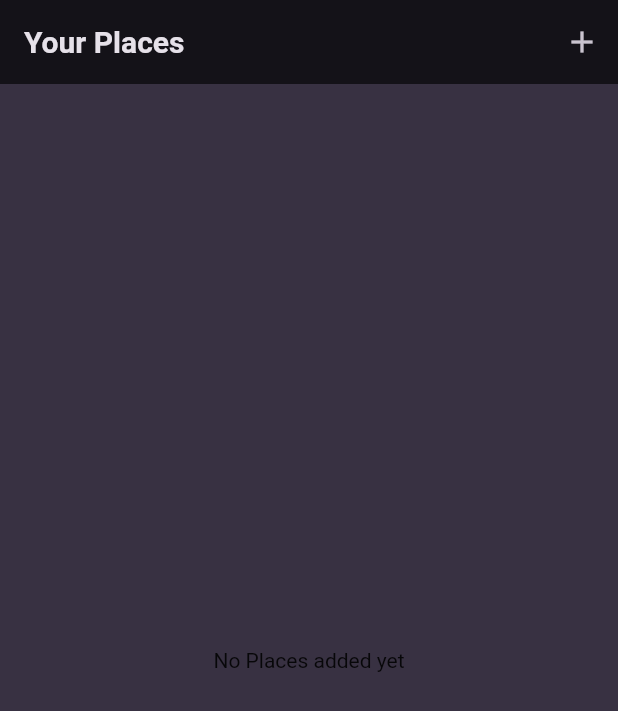
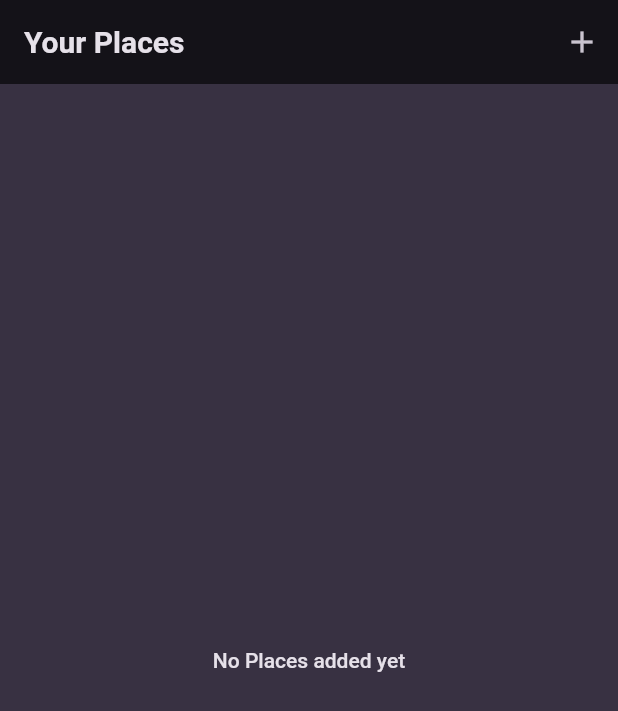
Before and after one commit to thatserfan/Favorite-Places-Flutter, a Flutter app: the screen it shows after launch, on a phone screen of 412 x 824 dp. Shown: the top 711 px of the screen. Run offline on Flutter 3.47's test engine with Material 2 defaults, Android fonts, the phone set to English and light mode, and no system bars; our stand-ins replace flutter_riverpod, google_fonts.

Commit message:
Change text color

```diff
--- a/lib/widgets/places_list.dart
+++ b/lib/widgets/places_list.dart
@@ -8,8 +8,13 @@ class PlacesList extends StatelessWidget {
   @override
   Widget build(BuildContext context) {
     if (places.isEmpty) {
-      return const Center(
-        child: Text('No Places added yet'),
+      return Center(
+        child: Text(
+          'No Places added yet',
+          style: Theme.of(context).textTheme.bodyLarge!.copyWith(
+                color: Theme.of(context).colorScheme.onBackground,
+              ),
+        ),
       );
     }
 
```
